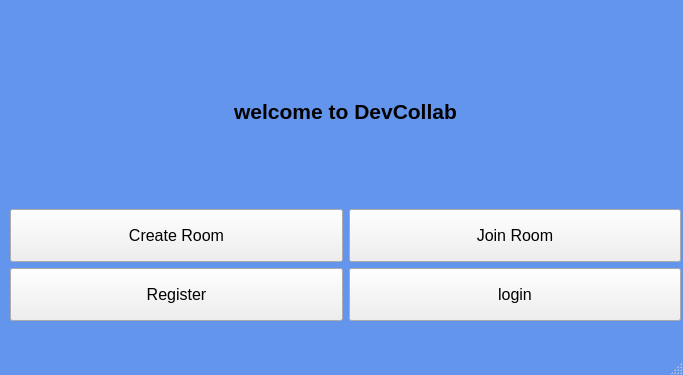
Old version of the form home.ui in the repository amxnese/DevCollab.
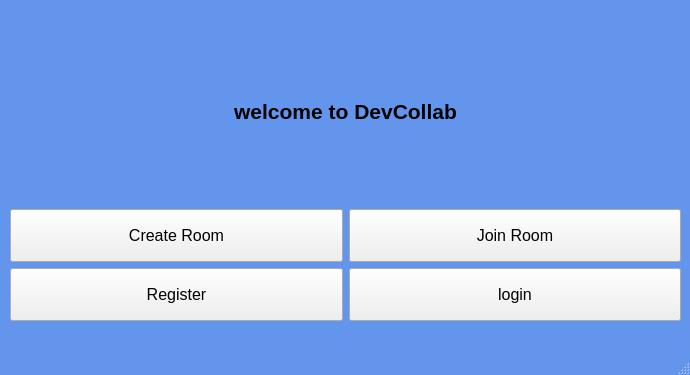
New version of the form.

```diff
--- a/home.ui
+++ b/home.ui
@@ -6,7 +6,7 @@
    <rect>
     <x>0</x>
     <y>0</y>
-    <width>683</width>
+    <width>690</width>
     <height>375</height>
    </rect>
   </property>
```
